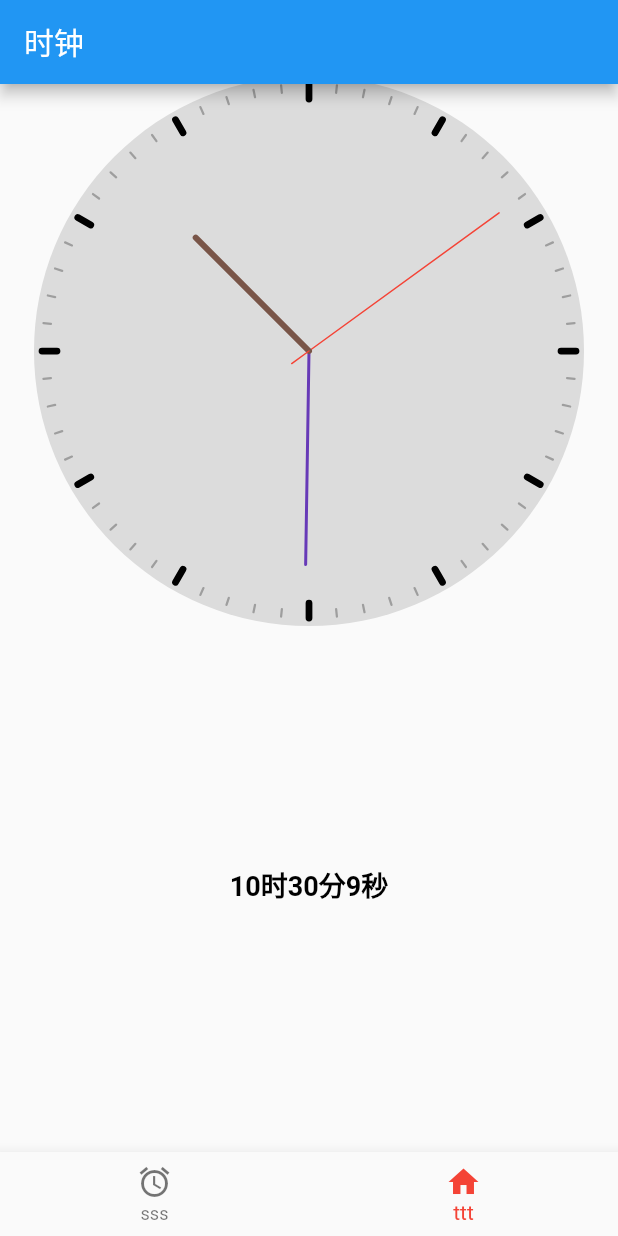
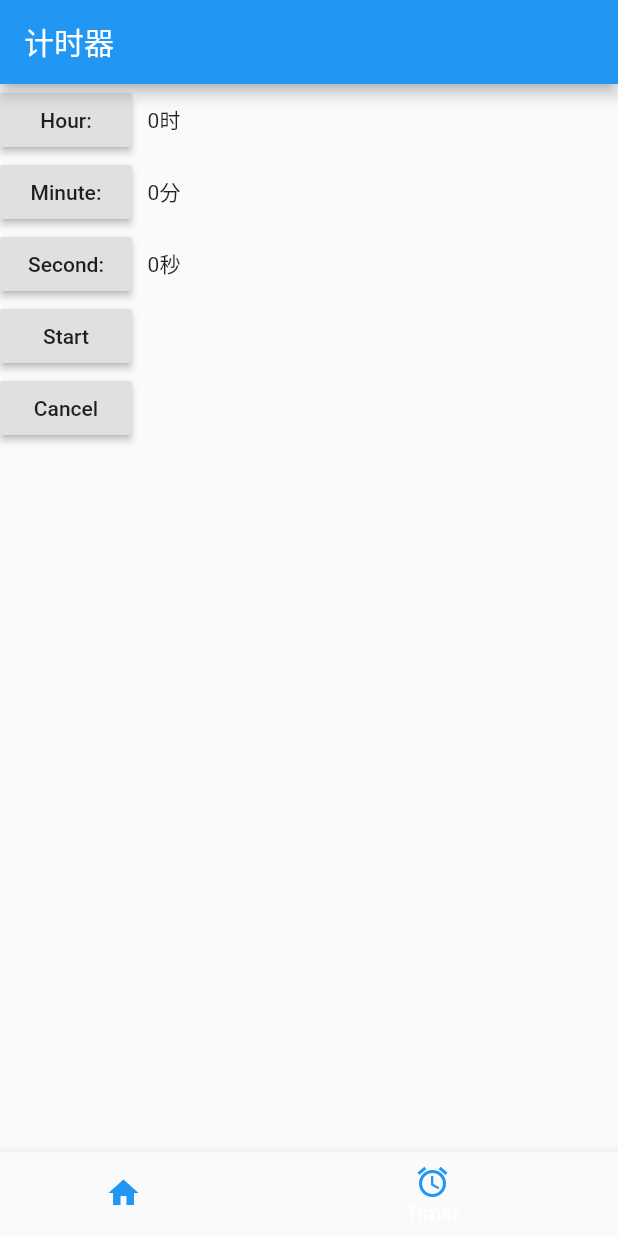
Before and after one commit to SToPire/techtrainingcamp-client-1, a Flutter app: the screen it shows after launch, item 2 of the bottom bar chosen, on a phone screen of 412 x 824 dp. Run offline on Flutter 3.47's test engine with Material 2 defaults, Android fonts, the phone set to English and light mode, and no system bars.

Commit message:
Timer basic test

```diff
--- /dev/null
+++ b/lib/NavigationPage.dart
@@ -0,0 +1,61 @@
+import 'package:flutter/material.dart';
+
+import 'ClockPage.dart';
+import 'TimerPage.dart';
+
+class BottomNavigationWidget extends StatefulWidget {
+  @override
+  State<StatefulWidget> createState() => BottomNavigationWidgetState();
+}
+
+class BottomNavigationWidgetState extends State<BottomNavigationWidget> {
+  final _bottomNavigationColor = Colors.blue;
+  int _currentIndex = 0;
+  List<Widget> list = List();
+
+  @override
+  void initState() {
+    list
+    //TODO: to add the distinctive page and fulfil the extra function
+      ..add(MyClock())
+      ..add(MyTimer());
+    super.initState();
+  }
+
+  @override
+  Widget build(BuildContext context) {
+    return Scaffold(
+      body: list[_currentIndex],
+      bottomNavigationBar: BottomNavigationBar(
+        items: [
+          BottomNavigationBarItem(
+              icon: Icon(
+                Icons.home,
+                color: _bottomNavigationColor,
+              ),
+              title: Text(
+                'Clock',
+                style: TextStyle(color: _bottomNavigationColor),
+              )),
+          BottomNavigationBarItem(
+              icon: Icon(
+                Icons.alarm,
+                color: _bottomNavigationColor,
+              ),
+              title: Text(
+                'Timer',
+                style: TextStyle(color: _bottomNavigationColor),
+              )),
+          //TODO: to add more BottomNavigationBarItem
+        ],
+        currentIndex: _currentIndex,
+        onTap: (int index) {
+          setState(() {
+            _currentIndex = index;
+          });
+        },
+        type: BottomNavigationBarType.shifting,
+      ),
+    );
+  }
+}
--- /dev/null
+++ b/lib/TimerPage.dart
@@ -0,0 +1,148 @@
+import 'dart:async';
+
+import 'package:flutter/material.dart';
+
+class MyTimer extends StatefulWidget{
+  @override
+  _MyTimerState createState() => _MyTimerState();
+}
+
+class _MyTimerState extends State<MyTimer> {
+  var _curTime = DateTime.now();
+  var _startTime;
+  Timer _timer;
+  int _counterHour = 0;
+  int _counterMin = 0;
+  int _counterSec = 0;
+  bool _startCount = false;
+
+  @override
+  void initState(){
+    super.initState();
+  }
+
+  void _updateTime(){
+    setState(() {
+      print('UpdateTimer');
+      if (_counterSec == 0 && _counterMin == 0 && _counterHour == 0){
+        _startCount = false;
+        return null;
+      }
+      _counterSec--;
+      if (_counterSec < 0) {
+        _counterSec += 60;
+        _counterMin--;
+      }
+      if (_counterMin < 0) {
+        _counterSec += 60;
+        _counterMin--;
+      }
+      _curTime = DateTime.now();
+      _timer = Timer(Duration(seconds: 1)
+          + Duration(milliseconds: _startTime.millisecond)
+          - Duration(milliseconds: _curTime.millisecond)
+        , _updateTime,);
+    });
+  }
+
+  void _incrementHour() {
+    if (_startCount == true) return null;
+    setState(() {
+      _counterHour++;
+    });
+  }
+  void _incrementMinute() {
+    if (_startCount == true) return null;
+    setState(() {
+      _counterMin++;
+    });
+  }
+  void _incrementSecond() {
+    setState(() {
+      if (_startCount == false)
+      _counterSec++;
+    });
+  }
+
+  void _startCounting(){
+    setState((){
+        _startCount = true;
+        _startTime = DateTime.now();
+        _updateTime();
+    });
+
+  }
+
+  void _cancelCounting(){
+    setState((){
+      _startCount = false;
+      _counterHour = 0;
+      _counterMin = 0;
+      _counterSec = 0;
+    });
+  }
+
+  @override
+  Widget build(BuildContext context) {
+    return Scaffold(
+        appBar: AppBar(
+          title: Text("计时器"),
+        ),
+        body: Column(
+          children: <Widget>[
+            new Row(
+              children: <Widget>[
+                new RaisedButton(
+                  onPressed: _incrementHour,
+                  child: new Text('Hour:'),
+                ),
+                new Text('   $_counterHour时'),
+              ],
+            ),
+            new Row(
+              children: <Widget>[
+                new RaisedButton(
+                  onPressed: _incrementMinute,
+                  child: new Text('Minute:'),
+                ),
+                new Text('   $_counterMin分'),
+              ],
+            ),
+            new Row(
+              children: <Widget>[
+                new RaisedButton(
+                  onPressed: _incrementSecond,
+                  child: new Text('Second:'),
+                ),
+                new Text('   $_counterSec秒'),
+              ],
+            ),
+            new Row(
+              children: <Widget>[
+                new RaisedButton(
+                  onPressed: _startCounting,
+                  child: new Text('Start'),
+                ),
+              ],
+            ),
+            new Row(
+              children: <Widget>[
+                new RaisedButton(
+                  onPressed: _cancelCounting,
+                  child: new Text('Cancel'),
+                ),
+              ],
+            ),
+          ]
+        )
+    );
+  }
+
+  @override
+  void dispose() {
+    super.dispose();
+    if (_timer != null) {
+      _timer.cancel();
+    }
+  }
+}
--- a/lib/main.dart
+++ b/lib/main.dart
@@ -1,14 +1,6 @@
 import 'package:flutter/material.dart';
-import 'dart:async';
-import 'package:vector_math/vector_math_64.dart' show radians;
-import 'dart:math' as math;
-import 'dart:ui';
 
-import 'hand.dart';
-import 'dial.dart';
-
-final radPerTick = radians(360/60);
-final radPerHour = radians(360/12);
+import 'NavigationPage.dart';
 
 void main() {
   runApp(MyApp());
@@ -19,7 +11,7 @@ class MyApp extends StatelessWidget {
   @override
   Widget build(BuildContext context) {
     return MaterialApp(
-      title: 'Flutter Demo',
+      title: 'Flutter',
       theme: ThemeData(
         // This is the theme of your application.
         //
@@ -36,125 +28,7 @@ class MyApp extends StatelessWidget {
         // closer together (more dense) than on mobile platforms.
         visualDensity: VisualDensity.adaptivePlatformDensity,
       ),
-      home: MyClock(),
+      home: BottomNavigationWidget(),
     );
   }
 }
-
-class MyClock extends StatefulWidget{
-  @override
-  _MyClockState createState() => _MyClockState();
-}
-
-class _MyClockState extends State<MyClock>{
-  final dialSize = window.physicalSize.width / 4;
-  var _curTime = DateTime.now();
-  Timer _timer;
-
-  int _selectedBottomNavigationBarIndex = 0;
-
-  @override
-  void initState(){
-    super.initState();
-    _updateTime();
-  }
-
-  void _updateTime(){
-    setState(() {
-      _curTime = DateTime.now();
-      _timer = Timer(
-        Duration(seconds: 1) - Duration(milliseconds: _curTime.millisecond),
-        _updateTime,
-      );
-    });
-  }
-
-  void _onBottomNavigationBarTapped(int index){
-    setState(() {
-      _selectedBottomNavigationBarIndex = index;
-    });
-  }
-
-
-
-  @override
-  Widget build(BuildContext context) {
-    return Scaffold(
-        appBar: AppBar(
-          title: Text("时钟"),
-        ),
-        body: Center(
-            child:Column(
-              mainAxisAlignment: MainAxisAlignment.center,
-              children: [
-                Expanded(
-                  child:Center(
-                    child:Stack(
-                      children:[
-                        Container(
-                            width:dialSize,
-                            height:dialSize,
-                            alignment:Alignment.center,
-                            child:Dial()
-                        ),
-                        Container(
-                          width: dialSize,
-                          height: dialSize,
-                          alignment: Alignment.center,
-                          child:Hand(color:Colors.red, size:0.88,thickness: 1,angleRad: _curTime.second * radPerTick,)
-                        ),
-                        Container(
-                          width: dialSize,
-                          height: dialSize,
-                          alignment: Alignment.center,
-                          child:Hand(color:Colors.deepPurple, size:0.8,thickness: 2,angleRad: (_curTime.minute + _curTime.second / 60) * radPerTick,)
-                        ),
-                        Container(
-                          width: dialSize,
-                          height: dialSize,
-                          alignment: Alignment.center,
-                          child:Hand(color:Colors.brown, size:0.6,thickness: 4,angleRad: (_curTime.hour + _curTime.minute / 60) * radPerHour,)
-                        ),
-                        Container(
-                            width:dialSize,
-                            height:dialSize,
-                            alignment:Alignment.center,
-                            child:Hand(color:Colors.red, size:0.08,thickness: 1,angleRad: math.pi +  _curTime.second * radPerTick,)
-                        )
-                      ],
-                    )
-                  )
-                ),
-                Expanded(
-                    child:Center(
-                        child:Text(
-                        '${_curTime.hour}时${_curTime.minute}分${_curTime.second}秒',
-                         style: TextStyle(
-                            color:Colors.black,
-                            fontSize: 18,
-                            fontWeight: FontWeight.bold,
-                          ),
-                        )
-                    )
-                ),
-              ],
-            )
-        ),
-        bottomNavigationBar: BottomNavigationBar(
-          items: const <BottomNavigationBarItem>[
-            BottomNavigationBarItem(
-              icon: Icon(Icons.alarm),
-              title:Text("sss"),
-            ),
-            BottomNavigationBarItem(
-              icon: Icon(Icons.home),
-              title:Text("ttt"),
-            ),
-          ],
-          currentIndex: _selectedBottomNavigationBarIndex,
-          selectedItemColor: Colors.red,
-          onTap: _onBottomNavigationBarTapped,
-        ),
-    );
-  }
-}
```
Also changed, not shown: lib/ClockPage.dart (added, +120 -0 lines).
